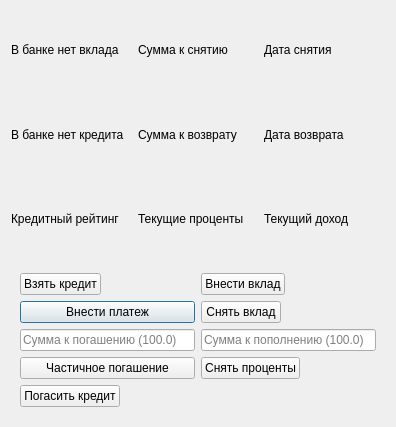
Old version of the form UI template/bank.ui in the repository nevskyforever/nfprogress.
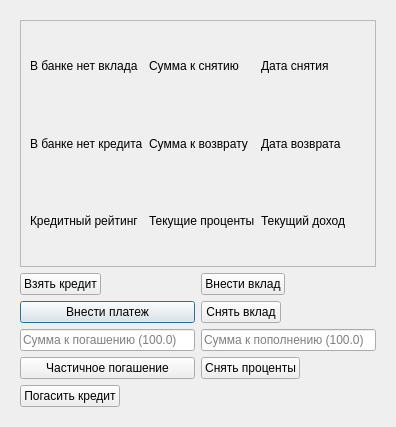
New version of the form.

```diff
--- a/UI template/bank.ui
+++ b/UI template/bank.ui
@@ -25,27 +25,57 @@
    <string>Банк</string>
   </property>
   <layout class="QGridLayout" name="gridLayout">
-   <item row="2" column="0">
-    <widget class="QLabel" name="deposit_status">
-     <property name="text">
-      <string>В банке нет вклада</string>
-     </property>
-     <property name="wordWrap">
-      <bool>true</bool>
-     </property>
-    </widget>
-   </item>
-   <item row="5" column="0" colspan="3">
+   <item row="2" column="0" colspan="2">
     <widget class="QWidget" name="widget" native="true">
      <layout class="QGridLayout" name="gridLayout_2">
-      <item row="2" column="0">
+      <item row="3" column="0">
        <widget class="QPushButton" name="make_a_loan_payment">
         <property name="text">
          <string>Внести платеж</string>
         </property>
        </widget>
       </item>
-      <item row="6" column="0">
+      <item row="4" column="0">
+       <widget class="QLineEdit" name="loan_partial_repayment_amount">
+        <property name="placeholderText">
+         <string>Сумма к погашению (100.0)</string>
+        </property>
+       </widget>
+      </item>
+      <item row="2" column="1">
+       <widget class="QPushButton" name="make_deposit_btn">
+        <property name="sizePolicy">
+         <sizepolicy hsizetype="Fixed" vsizetype="Fixed">
+          <horstretch>0</horstretch>
+          <verstretch>0</verstretch>
+         </sizepolicy>
+        </property>
+        <property name="text">
+         <string>Внести вклад</string>
+        </property>
+       </widget>
+      </item>
+      <item row="2" column="0">
+       <widget class="QPushButton" name="take_credit_btn">
+        <property name="sizePolicy">
+         <sizepolicy hsizetype="Fixed" vsizetype="Fixed">
+          <horstretch>0</horstretch>
+          <verstretch>0</verstretch>
+         </sizepolicy>
+        </property>
+        <property name="text">
+         <string>Взять кредит</string>
+        </property>
+       </widget>
+      </item>
+      <item row="4" column="1">
+       <widget class="QLineEdit" name="active_deposit_topup_amount">
+        <property name="placeholderText">
+         <string>Сумма к пополнению (100.0)</string>
+        </property>
+       </widget>
+      </item>
+      <item row="7" column="0">
        <widget class="QPushButton" name="return_credit_btn">
         <property name="sizePolicy">
          <sizepolicy hsizetype="Fixed" vsizetype="Fixed">
@@ -58,7 +88,7 @@
         </property>
        </widget>
       </item>
-      <item row="4" column="0">
+      <item row="5" column="0">
        <widget class="QPushButton" name="partial_loan_repayment">
         <property name="text">
          <string>Частичное погашение</string>
@@ -68,20 +98,7 @@
         </property>
        </widget>
       </item>
-      <item row="1" column="1">
-       <widget class="QPushButton" name="make_deposit_btn">
-        <property name="sizePolicy">
-         <sizepolicy hsizetype="Fixed" vsizetype="Fixed">
-          <horstretch>0</horstretch>
-          <verstretch>0</verstretch>
-         </sizepolicy>
-        </property>
-        <property name="text">
-         <string>Внести вклад</string>
-        </property>
-       </widget>
-      </item>
-      <item row="2" column="1">
+      <item row="3" column="1">
        <widget class="QPushButton" name="return_deposit_btn">
         <property name="sizePolicy">
          <sizepolicy hsizetype="Fixed" vsizetype="Fixed">
@@ -94,7 +111,7 @@
         </property>
        </widget>
       </item>
-      <item row="4" column="1">
+      <item row="5" column="1">
        <widget class="QPushButton" name="withdraw_interest_from_a_deposit">
         <property name="sizePolicy">
          <sizepolicy hsizetype="Fixed" vsizetype="Fixed">
@@ -107,61 +124,49 @@
         </property>
        </widget>
       </item>
-      <item row="1" column="0">
-       <widget class="QPushButton" name="take_credit_btn">
-        <property name="sizePolicy">
-         <sizepolicy hsizetype="Fixed" vsizetype="Fixed">
-          <horstretch>0</horstretch>
-          <verstretch>0</verstretch>
-         </sizepolicy>
+      <item row="1" column="0" colspan="2">
+       <widget class="QScrollArea" name="scrollArea">
+        <property name="widgetResizable">
+         <bool>true</bool>
         </property>
+        <widget class="QWidget" name="scrollAreaWidgetContents">
+         <property name="geometry">
+          <rect>
+           <x>0</x>
+           <y>0</y>
+           <width>346</width>
+           <height>208</height>
+          </rect>
+         </property>
+         <layout class="QGridLayout" name="gridLayout_3">
+          <item row="0" column="0">
+           <widget class="QLabel" name="deposit_status">
         <property name="text">
-         <string>Взять кредит</string>
-        </property>
-       </widget>
-      </item>
-      <item row="3" column="0">
-       <widget class="QLineEdit" name="loan_partial_repayment_amount">
-        <property name="placeholderText">
-         <string>Сумма к погашению (100.0)</string>
+             <string>В банке нет вклада</string>
+            </property>
+            <property name="wordWrap">
+             <bool>true</bool>
         </property>
        </widget>
       </item>
-      <item row="3" column="1">
-       <widget class="QLineEdit" name="active_deposit_topup_amount">
-        <property name="placeholderText">
-         <string>Сумма к пополнению (100.0)</string>
-        </property>
-       </widget>
-      </item>
-     </layout>
-    </widget>
-   </item>
-   <item row="3" column="2">
-    <widget class="QLabel" name="return_credit_date">
+          <item row="0" column="1">
+           <widget class="QLabel" name="deposit_total_sum">
      <property name="text">
-      <string>Дата возврата</string>
-     </property>
-    </widget>
-   </item>
-   <item row="2" column="2">
+             <string>Сумма к снятию</string>
+            </property>
+            <property name="wordWrap">
+             <bool>true</bool>
+            </property>
+           </widget>
+          </item>
+          <item row="0" column="2">
     <widget class="QLabel" name="return_deposit_date">
      <property name="text">
       <string>Дата снятия</string>
      </property>
     </widget>
    </item>
-   <item row="3" column="1">
-    <widget class="QLabel" name="credit_total_sum">
-     <property name="text">
-      <string>Сумма к возврату</string>
-     </property>
-     <property name="wordWrap">
-      <bool>true</bool>
-     </property>
-    </widget>
-   </item>
-   <item row="3" column="0">
+          <item row="1" column="0">
     <widget class="QLabel" name="credit_status">
      <property name="text">
       <string>В банке нет кредита</string>
@@ -171,17 +176,31 @@
      </property>
     </widget>
    </item>
-   <item row="2" column="1">
-    <widget class="QLabel" name="deposit_total_sum">
+          <item row="1" column="1">
+           <widget class="QLabel" name="credit_total_sum">
      <property name="text">
-      <string>Сумма к снятию</string>
+             <string>Сумма к возврату</string>
      </property>
      <property name="wordWrap">
       <bool>true</bool>
      </property>
     </widget>
    </item>
-   <item row="4" column="1">
+          <item row="1" column="2">
+           <widget class="QLabel" name="return_credit_date">
+            <property name="text">
+             <string>Дата возврата</string>
+            </property>
+           </widget>
+          </item>
+          <item row="2" column="0">
+           <widget class="QLabel" name="credit_score">
+            <property name="text">
+             <string>Кредитный рейтинг</string>
+            </property>
+           </widget>
+          </item>
+          <item row="2" column="1">
     <widget class="QLabel" name="label_2">
      <property name="text">
       <string>Текущие проценты</string>
@@ -191,7 +210,7 @@
      </property>
     </widget>
    </item>
-   <item row="4" column="2">
+          <item row="2" column="2">
     <widget class="QLabel" name="label">
      <property name="text">
       <string>Текущий доход</string>
@@ -201,11 +220,11 @@
      </property>
     </widget>
    </item>
-   <item row="4" column="0">
-    <widget class="QLabel" name="credit_score">
-     <property name="text">
-      <string>Кредитный рейтинг</string>
-     </property>
+         </layout>
+        </widget>
+       </widget>
+      </item>
+     </layout>
     </widget>
    </item>
   </layout>
```
Lines whose indentation alone changed are shown as unchanged.
